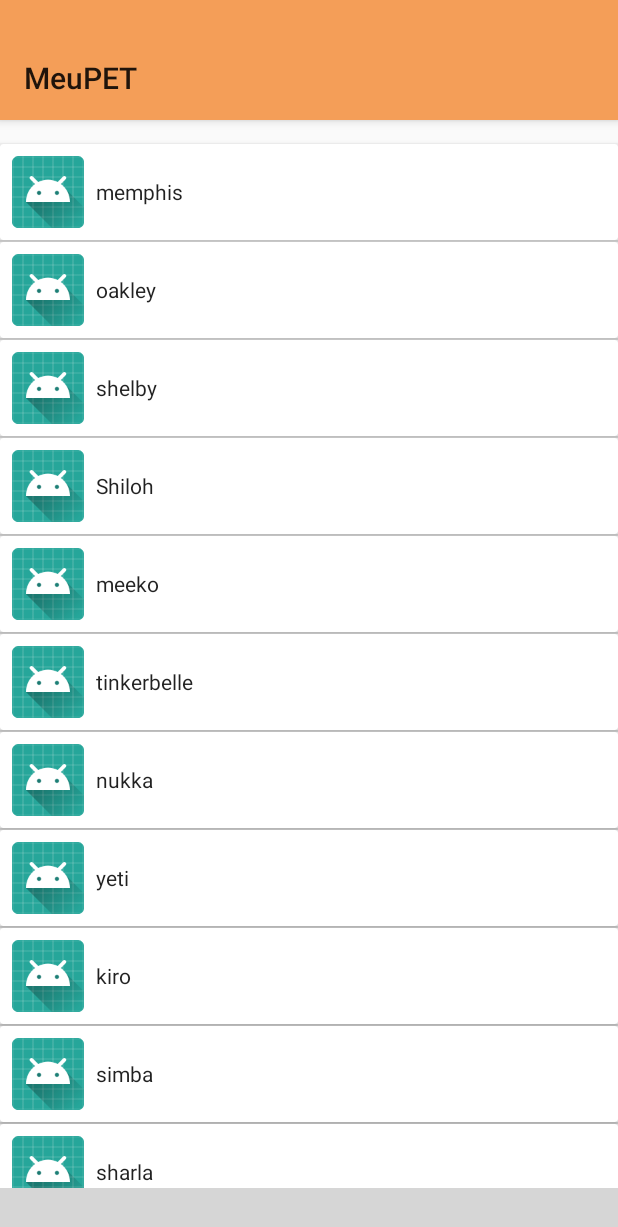
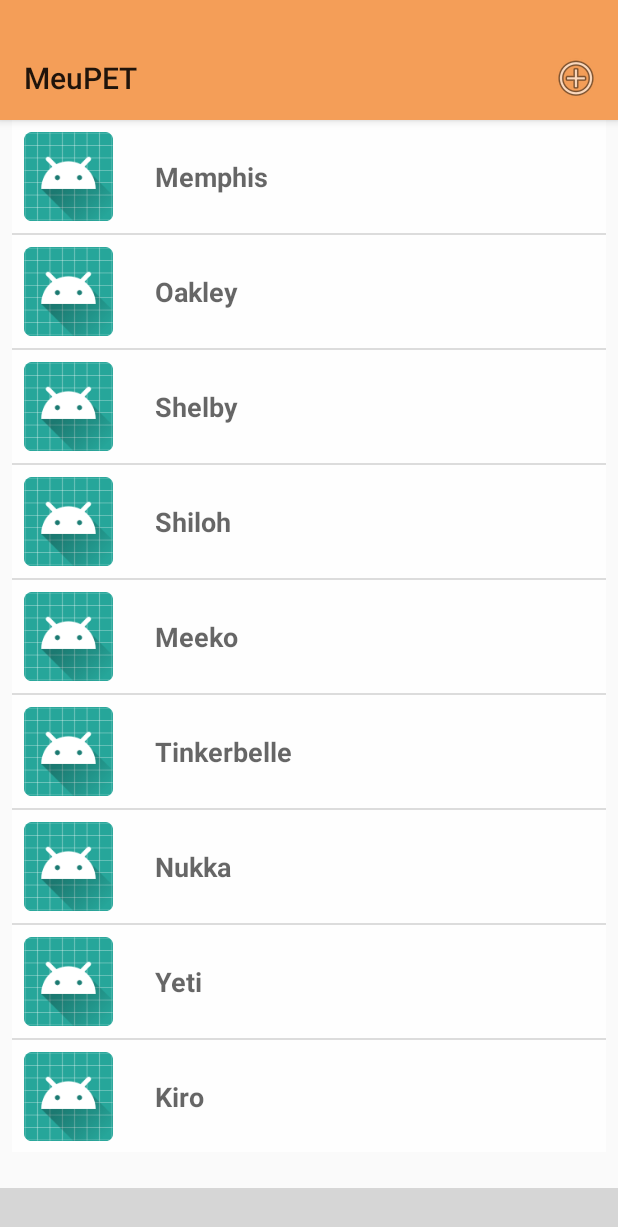
Before and after one commit to Pekorishia/MeuPET-APP, an Android app: the screen it shows after launch (HomeActivity), on a phone screen of 412 x 824 dp. Shown: the top 1227 px of the screen. Run offline under Robolectric (Android 15) with nearby library versions, the phone set to English and light mode, and no system bars; libraries missing offline, so code that uses them is left out: com.aurelhubert.ahbottomnavigation; plain views replace AHBottomNavigation; 12 statements that could not run were skipped; grey boxes are pictures that could not be loaded.

Commit message:
added actionmode and styled listview

```diff
--- a/MeuPET/app/src/main/java/com/fepa/meupet/control/adapter/PetItemAdapter.java
+++ b/MeuPET/app/src/main/java/com/fepa/meupet/control/adapter/PetItemAdapter.java
@@ -3,6 +3,7 @@ package com.fepa.meupet.control.adapter;
 import android.content.Context;
 import android.view.View;
 import android.view.ViewGroup;
+import android.widget.ArrayAdapter;
 import android.widget.BaseAdapter;
 import android.widget.ImageView;
 import android.widget.TextView;
@@ -10,47 +11,71 @@ import android.widget.TextView;
 import com.fepa.meupet.R;
 import com.fepa.meupet.model.agent.pet.Pet;
 
-import java.util.List;
-
 public class PetItemAdapter extends BaseAdapter {
 
-    private List<Pet> petList;
+    private ArrayAdapter<Pet> petList;
     private Context context;
 
 
-    public PetItemAdapter(Context context, List<Pet> petList){
+    public PetItemAdapter(Context context){
         this.context = context;
-        this.petList = petList;
+        this.petList = new ArrayAdapter<>(context, android.R.layout.simple_list_item_1);;
+
+        this.populateList();
+    }
+
+    private void populateList(){
+        String[] nameArray = this.context.getResources().getStringArray(R.array.animal_names);
+
+        final int SIZE = nameArray.length;
+
+        for (int i = 0; i < SIZE; i++) {
+            Pet pet = new Pet(nameArray[i]);
+            this.petList.add(pet);
+        }
+    }
+
+    public void addItem(Pet pet) {
+        this.petList.add(pet);
+    }
+
+    public void editItem(int position, Pet pet) {
+        this.removeItem(position);
+        this.petList.insert(pet, position);
+    }
+
+    public void removeItem(int position) {
+        this.petList.remove(this.petList.getItem(position));
     }
 
     @Override
     public int getCount() {
-        return (petList != null ? petList.size() : 0);
+        return (this.petList != null ? this.petList.getCount() : 0);
     }
 
     @Override
     public Object getItem(int i) {
-        return petList.get(i);
+        return this.petList.getItem(i);
     }
 
     @Override
     public long getItemId(int i) {
-        return i;
+        return this.petList.getItemId(i);
     }
 
     @Override
     public View getView(int i, View view, ViewGroup viewGroup) {
 
         if (view == null){
-            view = View.inflate(context, R.layout.fragment_pet_item, null);
+            view = View.inflate(context, R.layout.fragment_pet_list_item, null);
         }
 
-        Pet pet = petList.get(i);
+        Pet pet = petList.getItem(i);
 
         ImageView ivImage = view.findViewById(R.id.ivPetRowItem);
         TextView tvName = view.findViewById(R.id.tvPetRowItem);
 
-        ivImage.setImageResource(R.mipmap.ic_launcher);
+        ivImage.setImageResource(R.mipmap.ic_launcher_round);
         tvName.setText(pet.getName());
 
         return view;
--- a/MeuPET/app/src/main/java/com/fepa/meupet/model/environment/constants/MeuPETConfig.java
+++ b/MeuPET/app/src/main/java/com/fepa/meupet/model/environment/constants/MeuPETConfig.java
@@ -1,4 +1,6 @@
 package com.fepa.meupet.model.environment.constants;
+
+import android.graphics.Color;
 
 public final class MeuPETConfig {
 
@@ -18,6 +20,9 @@ public final class MeuPETConfig {
     public static final boolean MALE = false;
     public static final boolean FEMALE = true;
 
+    // List
+    public static final int ITEM_SELECTED_COLOR = Color.rgb(226, 226, 226);
+
     // Error
     public static final String INVALID_INSTANCE_EXCEPTION = "Invalid Instance Excaption";
 }
--- a/MeuPET/app/src/main/java/com/fepa/meupet/view/activity/HomeActivity.java
+++ b/MeuPET/app/src/main/java/com/fepa/meupet/view/activity/HomeActivity.java
@@ -9,6 +9,8 @@ import android.support.v4.content.ContextCompat;
 import android.support.v7.app.AppCompatActivity;
 import android.os.Bundle;
 import android.support.v7.widget.Toolbar;
+import android.view.Menu;
+import android.view.MenuItem;
 import android.widget.Toast;
 
 import com.aurelhubert.ahbottomnavigation.AHBottomNavigation;
@@ -71,6 +73,24 @@ public class HomeActivity extends AppCompatActivity {
         });
     }
 
+    @Override
+    public boolean onCreateOptionsMenu(Menu menu) {
+        getMenuInflater().inflate(R.menu.pet_main_action, menu);
+        return super.onCreateOptionsMenu(menu);
+    }
+
+    @Override
+    public boolean onOptionsItemSelected(MenuItem item) {
+        switch (item.getItemId()){
+            case R.id.actPetAdd :
+                Toast.makeText(this, "ADD", Toast.LENGTH_SHORT).show();
+                return true;
+
+            default:
+                return super.onOptionsItemSelected(item);
+        }
+    }
+
     private void setupToolbar(){
         this.toolbar = this.findViewById(R.id.toolbar);
         setSupportActionBar(toolbar);
@@ -88,9 +108,6 @@ public class HomeActivity extends AppCompatActivity {
     }
 
     public void setupBottomNavBehaviors() {
-        // hides the bottom nav when swiping upwards (going down)
-        bottomNavigation.setBehaviorTranslationEnabled(true);
-
         // makes the bottom nav stays over the Overview Buttons instead of behind them
         bottomNavigation.setTranslucentNavigationEnabled(true);
     }
@@ -172,12 +189,6 @@ public class HomeActivity extends AppCompatActivity {
         }, 1000);
     }
 
-    /**
-     * Simple facade to fetch color resource
-     *
-     * @param color to fetch
-     * @return int color value.
-     */
     private int fetchColor(@ColorRes int color) {
         return ContextCompat.getColor(this, color);
     }
--- a/MeuPET/app/src/main/res/layout/activity_home.xml
+++ b/MeuPET/app/src/main/res/layout/activity_home.xml
@@ -24,7 +24,7 @@
         android:id="@+id/viewPager"
         android:layout_width="match_parent"
         android:layout_height="match_parent"
-        app:layout_behavior="@string/appbar_scrolling_view_behavior"/>
+        app:layout_behavior="@string/appbar_scrolling_view_behavior" />
 
     <com.aurelhubert.ahbottomnavigation.AHBottomNavigation
         android:id="@+id/bottom_navigation"
--- a/MeuPET/app/src/main/res/layout/fragment_pet_item.xml
+++ /dev/null
@@ -1,45 +0,0 @@
-<?xml version="1.0" encoding="utf-8"?>
-<android.support.v7.widget.CardView
-    xmlns:android="http://schemas.android.com/apk/res/android"
-    xmlns:app="http://schemas.android.com/apk/res-auto"
-    xmlns:tools="http://schemas.android.com/tools"
-    xmlns:card_view="http://schemas.android.com/apk/res-auto"
-    android:id="@+id/card_view"
-    android:layout_width="match_parent"
-    android:layout_height="wrap_content"
-    android:layout_marginBottom="4dp"
-    android:layout_marginLeft="8dp"
-    android:layout_marginRight="8dp"
-    android:layout_marginTop="4dp"
-    card_view:cardCornerRadius="2dp"
-    card_view:cardElevation="2dp"
-    tools:context=".view.fragment.PetListFragment">
-
-    <RelativeLayout
-        android:layout_width="match_parent"
-        android:layout_height="wrap_content">
-
-        <ImageView
-            android:id="@+id/ivPetRowItem"
-            android:layout_width="64dp"
-            android:layout_height="64dp"
-            android:layout_alignParentLeft="true"
-            android:layout_alignParentStart="true"
-            android:layout_centerVertical="true"
-            android:adjustViewBounds="true"
-            android:padding="8dp" />
-
-        <TextView
-            android:id="@+id/tvPetRowItem"
-            android:layout_width="wrap_content"
-            android:layout_height="wrap_content"
-            android:layout_centerVertical="true"
-            android:layout_toEndOf="@+id/ivPetRowItem"
-            android:layout_toRightOf="@+id/ivPetRowItem"
-            android:text="TextView"
-            android:textAppearance="@style/TextAppearance.AppCompat.Body1" />
-
-
-    </RelativeLayout>
-
-</android.support.v7.widget.CardView>
--- a/MeuPET/app/src/main/res/layout/fragment_pet_list.xml
+++ b/MeuPET/app/src/main/res/layout/fragment_pet_list.xml
@@ -11,6 +11,10 @@
         android:layout_height="match_parent"
         android:clipToPadding="false"
         android:paddingBottom="@dimen/bottom_navigation_height"
-        android:paddingTop="@dimen/activity_horizontal_margin"/>
+        android:layout_marginLeft="@dimen/activity_margin_half"
+        android:layout_marginRight="@dimen/activity_margin_half"
+        android:layout_marginBottom="?attr/actionBarSize"
+        android:dividerHeight="1dp"
+        />
 
 </FrameLayout>
--- /dev/null
+++ b/MeuPET/app/src/main/res/layout/fragment_pet_list_item.xml
@@ -0,0 +1,30 @@
+<?xml version="1.0" encoding="utf-8"?>
+<RelativeLayout
+    xmlns:android="http://schemas.android.com/apk/res/android"
+    android:layout_width="match_parent"
+    android:layout_height="wrap_content"
+    android:background="#FEFEFE">
+
+        <ImageView
+            android:id="@+id/ivPetRowItem"
+            android:layout_width="75dp"
+            android:layout_height="75dp"
+            android:layout_alignParentLeft="true"
+            android:layout_alignParentStart="true"
+            android:layout_centerVertical="true"
+            android:adjustViewBounds="true"
+            android:padding="8dp" />
+
+        <TextView
+            android:id="@+id/tvPetRowItem"
+            android:layout_width="wrap_content"
+            android:layout_height="wrap_content"
+            android:layout_centerVertical="true"
+            android:textStyle="bold"
+            android:layout_marginTop="15dp"
+            android:layout_marginLeft="20dp"
+            android:layout_toEndOf="@+id/ivPetRowItem"
+            android:layout_toRightOf="@+id/ivPetRowItem"
+            android:textAppearance="?android:attr/textAppearanceMedium" />
+
+</RelativeLayout>
--- a/MeuPET/app/src/main/res/menu/pet_main_action.xml
+++ b/MeuPET/app/src/main/res/menu/pet_main_action.xml
@@ -3,7 +3,7 @@
     xmlns:app="http://schemas.android.com/apk/res-auto">
 
     <item
-        android:id="@+id/act_add"
+        android:id="@+id/actPetAdd"
         android:icon="@android:drawable/ic_menu_add"
         android:title="@string/pet_add_title"
         app:showAsAction="always" />
--- a/MeuPET/app/src/main/res/values/colors.xml
+++ b/MeuPET/app/src/main/res/values/colors.xml
@@ -17,7 +17,4 @@
         <color name="bnav_non_selected_tab">#ba7424</color>
         <color name="bnav_background">#b42c1700</color>
 
-    <!--Items Divider-->
-        <color name="divider_light">#0c000000</color>
-
 </resources>
--- a/MeuPET/app/src/main/res/values/dimen.xml
+++ b/MeuPET/app/src/main/res/values/dimen.xml
@@ -1,9 +1,9 @@
 <?xml version="1.0" encoding="utf-8"?>
 <resources>
 
-    <dimen name="activity_horizontal_margin">16dp</dimen>
-    <dimen name="activity_vertical_margin">16dp</dimen>
+    <dimen name="viewpager_margin">8dp</dimen>
 
     <dimen name="activity_margin_half">8dp</dimen>
 
+
 </resources>
--- a/MeuPET/app/src/main/res/values/strings.xml
+++ b/MeuPET/app/src/main/res/values/strings.xml
@@ -48,30 +48,30 @@
 
     <!--TESTS-->
     <string-array name="animal_names">
-        <item>memphis</item>
-        <item>oakley</item>
-        <item>shelby</item>
+        <item>Memphis</item>
+        <item>Oakley</item>
+        <item>Shelby</item>
         <item>Shiloh</item>
-        <item>meeko</item>
-        <item>tinkerbelle</item>
-        <item>nukka</item>
-        <item>yeti</item>
-        <item>kiro</item>
-        <item>simba</item>
-        <item>sharla</item>
-        <item>ayka</item>
-        <item>kirara</item>
-        <item>erika</item>
-        <item>erza</item>
-        <item>nukka</item>
-        <item>kira</item>
-        <item>dio</item>
-        <item>diorno</item>
-        <item>joseph</item>
-        <item>jotarou</item>
-        <item>jonathan</item>
-        <item>josuke</item>
-        <item>narancia</item>
+        <item>Meeko</item>
+        <item>Tinkerbelle</item>
+        <item>Nukka</item>
+        <item>Yeti</item>
+        <item>Kiro</item>
+        <item>Simba</item>
+        <item>Sharla</item>
+        <item>Ayka</item>
+        <item>Kirara</item>
+        <item>Erika</item>
+        <item>Erza</item>
+        <item>Nukka</item>
+        <item>Kira</item>
+        <item>Dio</item>
+        <item>Diorno</item>
+        <item>Joseph</item>
+        <item>Jotarou</item>
+        <item>Jonathan</item>
+        <item>Josuke</item>
+        <item>Narancia</item>
     </string-array>
 
     <!-- TODO: Remove or change this placeholder text -->
```
Also changed, not shown: MeuPET/app/src/main/java/com/fepa/meupet/view/fragment/PetListFragment.java (+92 -22 lines).
